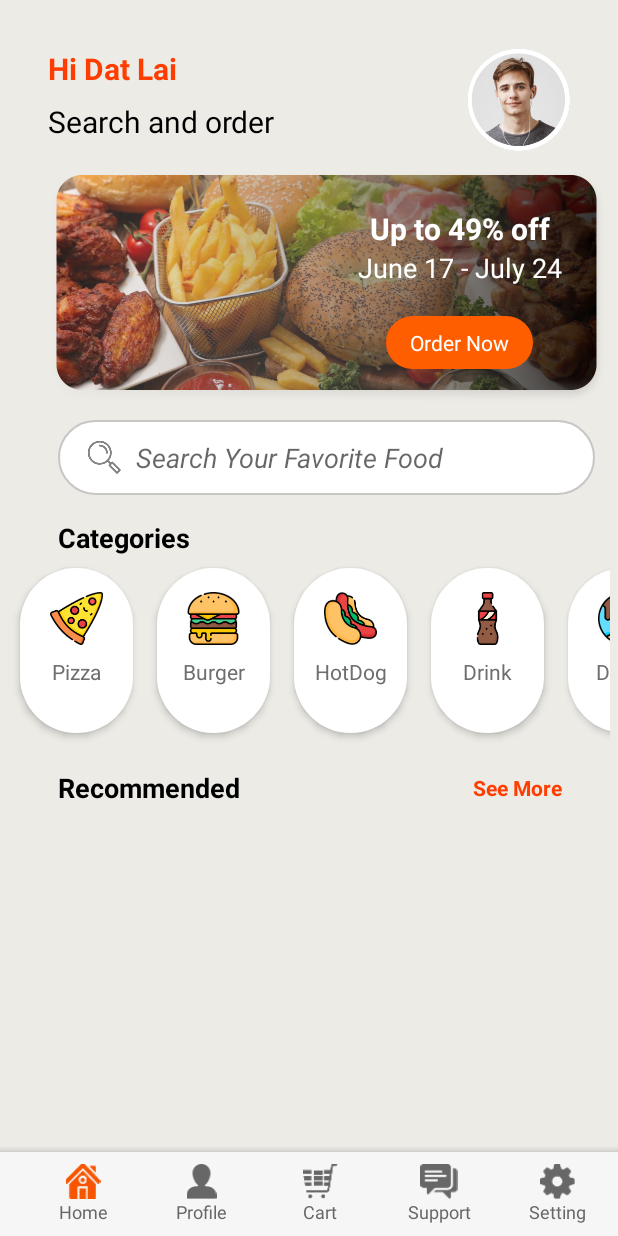
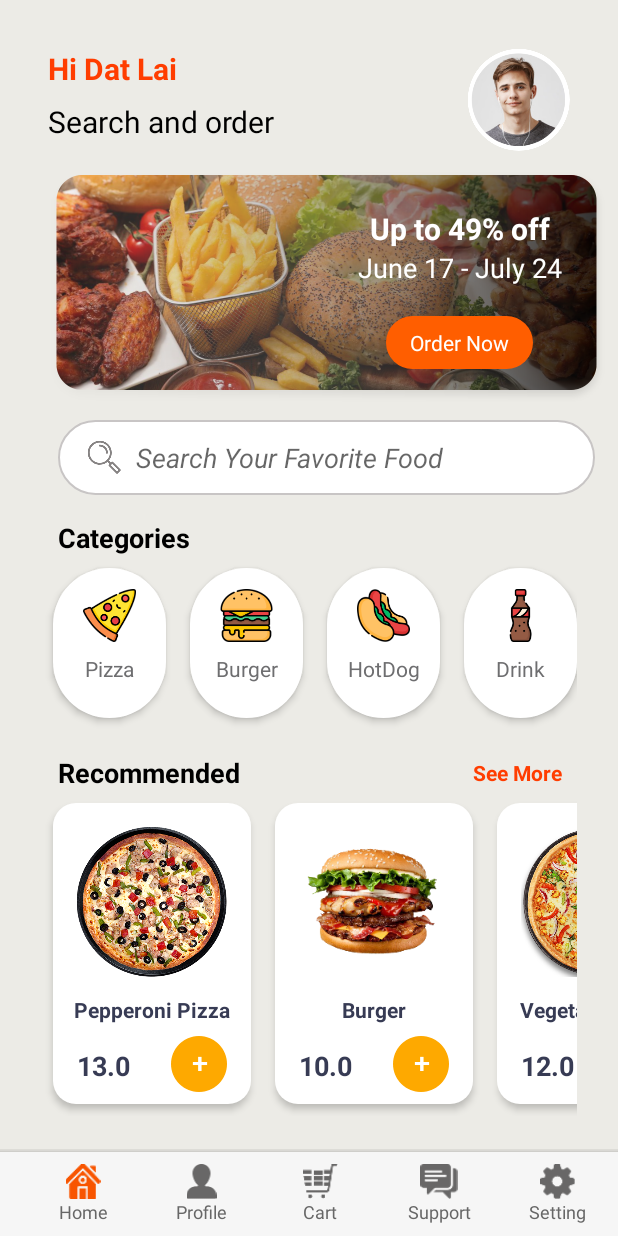
Before and after one commit to minhbebong/FoodDeliveryApp, an Android app: the MainActivity screen opened directly, with no data from a screen before it, on a phone screen of 412 x 824 dp. Run offline under Robolectric (Android 15) with nearby library versions, the phone set to English and light mode, and no system bars.

Commit message:
recommended adapter

```diff
--- a/app/src/main/java/com/example/fooddeliveryapp/Activity/MainActivity.java
+++ b/app/src/main/java/com/example/fooddeliveryapp/Activity/MainActivity.java
@@ -1,17 +1,18 @@
 package com.example.fooddeliveryapp.Activity;
+
+import android.os.Bundle;
 
 import androidx.appcompat.app.AppCompatActivity;
 import androidx.recyclerview.widget.LinearLayoutManager;
 import androidx.recyclerview.widget.RecyclerView;
 
-import android.os.Bundle;
-
 import com.example.fooddeliveryapp.Adapter.CategoryAdapter;
+import com.example.fooddeliveryapp.Adapter.RecommendedAdapter;
 import com.example.fooddeliveryapp.Domain.CategoryDomain;
+import com.example.fooddeliveryapp.Domain.FoodDomain;
 import com.example.fooddeliveryapp.R;
 
 import java.util.ArrayList;
-import java.util.Arrays;
 
 public class MainActivity extends AppCompatActivity {
 
@@ -30,7 +31,13 @@ public class MainActivity extends AppCompatActivity {
         recyclerViewPopularList = findViewById(R.id.view2);
         recyclerViewPopularList.setLayoutManager(layoutManager);
 
+        ArrayList<FoodDomain> foodList = new ArrayList<>();
+        foodList.add(new FoodDomain("Pepperoni Pizza", "pizza1","slices pepperoni ,mozzarella cheese, pizza sauce, pizza dough",13.0,5,20,1000));
+        foodList.add(new FoodDomain("Burger", "burger","beef, cheese, tomato, onion, lettuce, ketchup, mayonnaise, mustard, pickles",10.0,4,15,800));
+        foodList.add(new FoodDomain("Vegetable Pizza", "pizza3","mozzarella cheese, pizza sauce, pizza dough, onion, tomato, mushroom, bell pepper, olive",12.0,4,20,900));
 
+        adapter2 = new RecommendedAdapter(foodList);
+        recyclerViewPopularList.setAdapter(adapter2);
     }
 
     private void recyclerViewCategory() {
--- /dev/null
+++ b/app/src/main/java/com/example/fooddeliveryapp/Adapter/RecommendedAdapter.java
@@ -0,0 +1,64 @@
+package com.example.fooddeliveryapp.Adapter;
+
+import android.view.LayoutInflater;
+import android.view.View;
+import android.view.ViewGroup;
+import android.widget.ImageView;
+import android.widget.TextView;
+
+import androidx.annotation.NonNull;
+import androidx.recyclerview.widget.RecyclerView;
+
+import com.bumptech.glide.Glide;
+import com.example.fooddeliveryapp.Domain.FoodDomain;
+import com.example.fooddeliveryapp.R;
+
+import java.util.ArrayList;
+
+public class RecommendedAdapter extends RecyclerView.Adapter<RecommendedAdapter.RecommendedHolder>{
+
+    ArrayList<FoodDomain> foodDomains;
+
+    public RecommendedAdapter(ArrayList<FoodDomain> categoryDomains) {
+        this.foodDomains = categoryDomains;
+    }
+
+
+    @NonNull
+    @Override
+    public RecommendedHolder onCreateViewHolder(@NonNull ViewGroup parent, int viewType) {
+        View inflate = LayoutInflater.from(parent.getContext()).inflate(R.layout.viewholder_recommended, parent, false);
+        return new RecommendedHolder(inflate);
+    }
+
+    @Override
+    public void onBindViewHolder(@NonNull RecommendedHolder holder, int position) {
+        FoodDomain foodDomain = foodDomains.get(position);
+        holder.title.setText(foodDomain.getTitle());
+        holder.fee.setText(foodDomain.getFee().toString());
+        int drawableResourceId = holder.itemView.getContext()
+                .getResources().getIdentifier(foodDomain.getPic(), "drawable", holder.itemView.getContext().getPackageName());
+        Glide.with(holder.itemView.getContext()).load(drawableResourceId).into(holder.pic);
+    }
+
+    @Override
+    public int getItemCount() {
+        return foodDomains.size();
+    }
+
+
+    class RecommendedHolder extends RecyclerView.ViewHolder{
+        TextView title,fee;
+        ImageView pic;
+        ImageView addBtn;
+
+        public RecommendedHolder(@NonNull View itemView) {
+            super(itemView);
+            title = itemView.findViewById(R.id.rec_title);
+            fee = itemView.findViewById(R.id.fee);
+            pic = itemView.findViewById(R.id.pic);
+            addBtn = itemView.findViewById(R.id.addBtn);
+
+        }
+    }
+}
--- a/app/src/main/java/com/example/fooddeliveryapp/Domain/FoodDomain.java
+++ b/app/src/main/java/com/example/fooddeliveryapp/Domain/FoodDomain.java
@@ -11,12 +11,11 @@ public class FoodDomain {
     private int calories;
 
 
-    public FoodDomain(String title, String pic, String description, Double fee, int numberInCart, int star, int time, int calories) {
+    public FoodDomain(String title, String pic, String description, Double fee, int star, int time, int calories) {
         this.title = title;
         this.pic = pic;
         this.description = description;
         this.fee = fee;
-        this.numberInCart = numberInCart;
         this.star = star;
         this.time = time;
         this.calories = calories;
--- /dev/null
+++ b/app/src/main/res/drawable/white_recommended_btn.xml
@@ -0,0 +1,9 @@
+<?xml version="1.0" encoding="utf-8"?>
+<selector xmlns:android="http://schemas.android.com/apk/res/android">
+    <item>
+        <shape android:shape="rectangle" >
+            <solid android:color="#ffffff"/>
+            <corners android:radius="15dp"/>
+        </shape>
+    </item>
+</selector>
--- a/app/src/main/res/layout/activity_main.xml
+++ b/app/src/main/res/layout/activity_main.xml
@@ -10,9 +10,13 @@
     <ScrollView
         android:id="@+id/scrollView2"
         android:layout_width="match_parent"
-        android:layout_height="match_parent"
-        tools:layout_editor_absoluteX="-44dp"
-        tools:layout_editor_absoluteY="349dp">
+        android:layout_height="0dp"
+        app:layout_constraintBottom_toTopOf="@id/coordinatorLayout"
+        app:layout_constraintEnd_toEndOf="parent"
+        app:layout_constraintHorizontal_bias="0.5"
+        app:layout_constraintStart_toStartOf="parent"
+        app:layout_constraintTop_toTopOf="parent">
+
 
         <LinearLayout
             android:layout_width="match_parent"
@@ -195,6 +199,8 @@
                         android:id="@+id/view1"
                         android:layout_width="match_parent"
                         android:layout_height="match_parent"
+                        android:layout_marginStart="22dp"
+                        android:layout_marginEnd="22dp"
                         app:layout_constraintEnd_toEndOf="parent"
                         app:layout_constraintHorizontal_bias="0.5"
                         app:layout_constraintStart_toStartOf="parent"
@@ -206,6 +212,9 @@
                         android:id="@+id/view2"
                         android:layout_width="match_parent"
                         android:layout_height="match_parent"
+                        android:layout_marginStart="22dp"
+                        android:layout_marginEnd="22dp"
+                        android:clipToPadding="false"
                         app:layout_constraintEnd_toEndOf="parent"
                         app:layout_constraintHorizontal_bias="0.5"
                         app:layout_constraintStart_toStartOf="parent"
@@ -216,8 +225,9 @@
     </ScrollView>
 
     <androidx.coordinatorlayout.widget.CoordinatorLayout
+        android:id="@+id/coordinatorLayout"
         android:layout_width="match_parent"
-        android:layout_height="100dp"
+        android:layout_height="58dp"
         app:layout_constraintBottom_toBottomOf="parent"
         app:layout_constraintEnd_toEndOf="parent"
         app:layout_constraintStart_toStartOf="parent">
@@ -242,11 +252,13 @@
                     android:layout_weight="0.2"
                     android:orientation="vertical">
                     >
+
                     <ImageView
                         android:layout_width="match_parent"
                         android:layout_height="wrap_content"
                         android:layout_weight="1"
                         android:src="@drawable/bottom_btn1" />
+
                     <TextView
                         android:layout_width="match_parent"
                         android:layout_height="wrap_content"
@@ -255,17 +267,20 @@
                         android:textColor="#676767"
                         android:textSize="12sp" />
                 </LinearLayout>
+
                 <LinearLayout
                     android:layout_width="0dp"
                     android:layout_height="match_parent"
                     android:layout_weight="0.2"
                     android:orientation="vertical">
                     >
+
                     <ImageView
                         android:layout_width="match_parent"
                         android:layout_height="wrap_content"
                         android:layout_weight="1"
                         android:src="@drawable/bottom_btn2" />
+
                     <TextView
                         android:layout_width="match_parent"
                         android:layout_height="wrap_content"
@@ -274,17 +289,20 @@
                         android:textColor="#676767"
                         android:textSize="12sp" />
                 </LinearLayout>
+
                 <LinearLayout
                     android:layout_width="0dp"
                     android:layout_height="match_parent"
                     android:layout_weight="0.2"
                     android:orientation="vertical">
                     >
+
                     <ImageView
                         android:layout_width="match_parent"
                         android:layout_height="wrap_content"
                         android:layout_weight="1"
                         android:src="@drawable/bottom_btn5" />
+
                     <TextView
                         android:layout_width="match_parent"
                         android:layout_height="wrap_content"
@@ -293,17 +311,20 @@
                         android:textColor="#676767"
                         android:textSize="12sp" />
                 </LinearLayout>
+
                 <LinearLayout
                     android:layout_width="0dp"
                     android:layout_height="match_parent"
                     android:layout_weight="0.2"
                     android:orientation="vertical">
                     >
+
                     <ImageView
                         android:layout_width="match_parent"
                         android:layout_height="wrap_content"
                         android:layout_weight="1"
                         android:src="@drawable/bottom_btn3" />
+
                     <TextView
                         android:layout_width="match_parent"
                         android:layout_height="wrap_content"
@@ -312,17 +333,20 @@
                         android:textColor="#676767"
                         android:textSize="12sp" />
                 </LinearLayout>
+
                 <LinearLayout
                     android:layout_width="0dp"
                     android:layout_height="match_parent"
                     android:layout_weight="0.2"
                     android:orientation="vertical">
                     >
+
                     <ImageView
                         android:layout_width="match_parent"
                         android:layout_height="wrap_content"
                         android:layout_weight="1"
                         android:src="@drawable/bottom_btn4" />
+
                     <TextView
                         android:layout_width="match_parent"
                         android:layout_height="wrap_content"
--- a/app/src/main/res/layout/viewholder_category.xml
+++ b/app/src/main/res/layout/viewholder_category.xml
@@ -4,7 +4,7 @@
     xmlns:tools="http://schemas.android.com/tools"
     android:id="@+id/main_layout"
     android:layout_width="75dp"
-    android:layout_height="110dp"
+    android:layout_height="100dp"
     android:layout_margin="8dp"
     android:background="@drawable/background_category"
     android:elevation="3dp">
--- /dev/null
+++ b/app/src/main/res/layout/viewholder_recommended.xml
@@ -0,0 +1,60 @@
+<?xml version="1.0" encoding="utf-8"?>
+<androidx.constraintlayout.widget.ConstraintLayout xmlns:android="http://schemas.android.com/apk/res/android"
+    xmlns:app="http://schemas.android.com/apk/res-auto"
+    xmlns:tools="http://schemas.android.com/tools"
+    android:layout_width="wrap_content"
+    android:layout_height="wrap_content"
+    android:layout_margin="8dp"
+    android:background="@drawable/white_recommended_btn"
+    android:elevation="3dp">
+
+    <ImageView
+        android:id="@+id/pic"
+        android:layout_width="100dp"
+        android:layout_height="100dp"
+        android:layout_marginStart="16dp"
+        android:layout_marginTop="16dp"
+        android:layout_marginEnd="16dp"
+        app:layout_constraintEnd_toEndOf="parent"
+        app:layout_constraintStart_toStartOf="parent"
+        app:layout_constraintTop_toTopOf="parent"
+        app:srcCompat="@drawable/burger" />
+
+    <TextView
+        android:id="@+id/rec_title"
+        android:layout_width="wrap_content"
+        android:layout_height="wrap_content"
+        android:layout_marginTop="12dp"
+        android:text="Title"
+        android:textColor="#373B54"
+        android:textStyle="bold"
+        app:layout_constraintEnd_toEndOf="@+id/pic"
+        app:layout_constraintStart_toStartOf="@+id/pic"
+        app:layout_constraintTop_toBottomOf="@+id/pic" />
+
+    <ImageView
+        android:id="@+id/addBtn"
+        android:layout_width="wrap_content"
+        android:layout_height="wrap_content"
+        android:layout_marginTop="8dp"
+        android:layout_marginBottom="8dp"
+        app:layout_constraintBottom_toBottomOf="parent"
+        app:layout_constraintEnd_toEndOf="@+id/pic"
+        app:layout_constraintTop_toBottomOf="@+id/rec_title"
+        app:srcCompat="@drawable/plus_circle" />
+
+    <TextView
+        android:id="@+id/fee"
+        android:layout_width="37dp"
+        android:layout_height="23dp"
+        android:layout_marginEnd="12dp"
+        android:text="$0.0"
+        android:textColor="#373B54"
+        android:textSize="18sp"
+        android:textStyle="bold"
+        app:layout_constraintBottom_toBottomOf="@+id/addBtn"
+        app:layout_constraintEnd_toStartOf="@+id/addBtn"
+        app:layout_constraintHorizontal_bias="0.0"
+        app:layout_constraintStart_toStartOf="@+id/pic"
+        app:layout_constraintTop_toTopOf="@+id/addBtn" />
+</androidx.constraintlayout.widget.ConstraintLayout>
```
